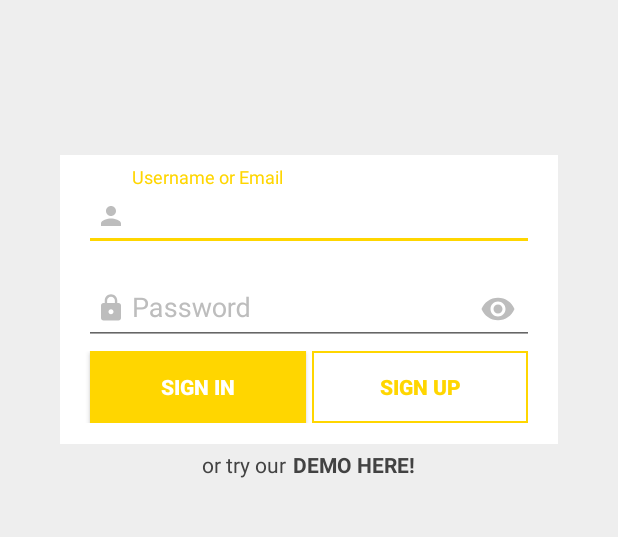
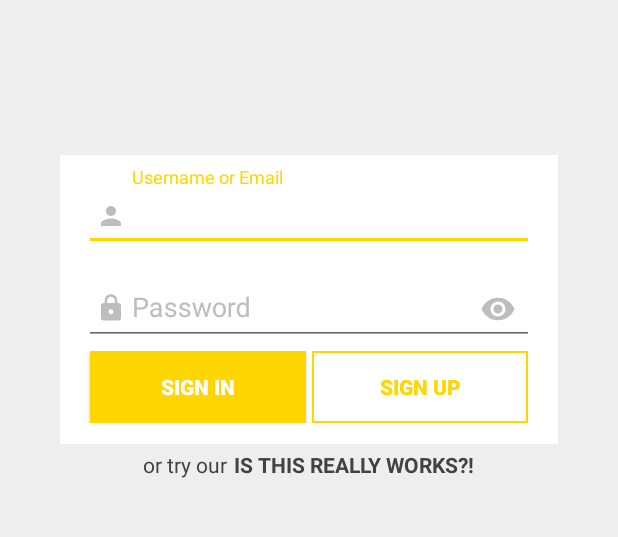
Before and after one commit to MoniccaDevelopers/MoniccaApp, an Android app: the Signin screen opened directly, with no data from a screen before it, on a phone screen of 412 x 824 dp, the part 281-818 px from its top. Run offline under Robolectric (Android 15) with nearby library versions, the phone set to English and light mode, and no system bars.

Commit message:
-- change in strings.xml

```diff
--- a/app/src/main/res/values/strings.xml
+++ b/app/src/main/res/values/strings.xml
@@ -8,7 +8,7 @@
     <string name="signin_btn_signin">sign in</string>
     <string name="signin_btn_signup">sign up</string>
     <string name="signin_text_demo">or try our</string>
-    <string name="signin_btn_demo">DEMO HERE!</string>
+    <string name="signin_btn_demo">IS THIS REALLY WORKS?!</string>
 
     <!-- sign up -->
     <string name="signup_desc_img">Sign Up Header</string>
```
